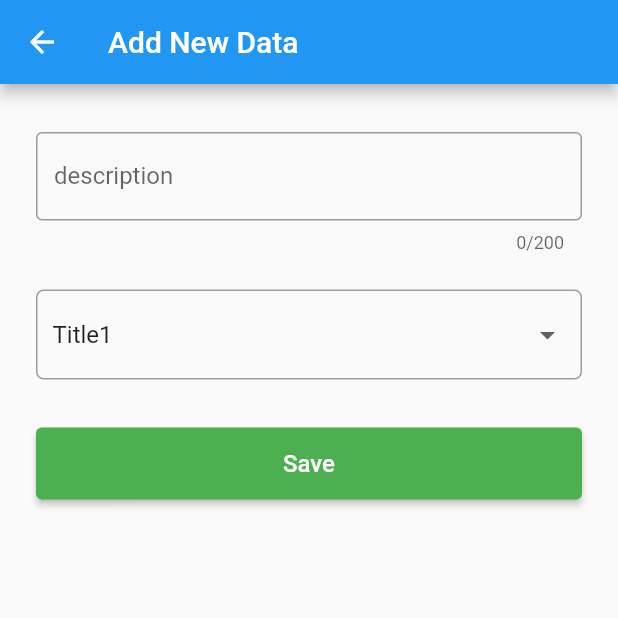
After one commit to refinerydev/flutter_application_crud, a Flutter app: the TestComponent screen opened by its route, after a tap on "Save", on a phone screen of 412 x 824 dp, the top half of it. The commit adds this screen. Run offline on Flutter 3.47's test engine with Material 2 defaults, Android fonts, the phone set to English and light mode, and no system bars; network calls fail.

Commit message:
add: dropdown menu

```diff
--- /dev/null
+++ b/lib/components/dropdown_widget.dart
@@ -0,0 +1,34 @@
+import 'package:flutter/material.dart';
+
+class DropdownMenu extends StatefulWidget {
+  final List<String> menuItem;
+  final Function(String) onAnswer;
+
+  DropdownMenu({Key? key, required this.menuItem, required this.onAnswer})
+      : super(key: key);
+
+  @override
+  _DropdownMenuState createState() => _DropdownMenuState();
+}
+
+class _DropdownMenuState extends State<DropdownMenu> {
+  @override
+  Widget build(BuildContext context) {
+    return DropdownButtonHideUnderline(
+      child: DropdownButton(
+        value: widget.menuItem[0],
+        onChanged: (answerValue) {
+          widget.onAnswer(answerValue.toString());
+        },
+        items: widget.menuItem.map(
+          (e) {
+            return DropdownMenuItem(
+              value: e,
+              child: Text(e),
+            );
+          },
+        ).toList(),
+      ),
+    );
+  }
+}
--- a/lib/dashboard_screen.dart
+++ b/lib/dashboard_screen.dart
@@ -39,7 +39,11 @@ class DashboardScreen extends StatelessWidget {
                   ],
                 ),
               ),
-              Container(
+              GestureDetector(
+                onTap: () {
+                  Navigator.pushNamed(context, '/test');
+                },
+                child: Container(
                   height: 142.0,
                   width: 142.0,
                   margin: EdgeInsets.all(4.0),
@@ -53,19 +57,20 @@ class DashboardScreen extends StatelessWidget {
                     mainAxisAlignment: MainAxisAlignment.center,
                     children: [
                       Icon(
-                      Icons.list_alt,
+                        Icons.widgets,
                         size: 64.0,
                         color: Colors.white,
                       ),
                       Text(
-                      'Data',
+                        'Component',
                         style: TextStyle(
                           fontSize: 16.0,
                           fontWeight: FontWeight.w300,
                           color: Colors.white,
                         ),
-                    )
+                      ),
                     ],
+                  ),
                 ),
               ),
             ],
--- a/lib/main.dart
+++ b/lib/main.dart
@@ -14,6 +14,7 @@ class MyApp extends StatelessWidget {
       routes: {
         '/': (context) => MainScreen(),
         '/add': (context) => AddScreen(),
+        '/test': (context) => TestComponent(),
       },
     );
   }
--- a/lib/screen.dart
+++ b/lib/screen.dart
@@ -1,6 +1,7 @@
 import 'dart:convert';
 
 import 'package:flutter/material.dart';
+import 'package:flutter_application_crud/components/dropdown_widget.dart';
 import 'package:http/http.dart' as http;
 
 part 'main_screen.dart';
@@ -8,3 +9,4 @@ part 'dashboard_screen.dart';
 part 'data_screen.dart';
 part 'add_screen.dart';
 part 'edit_screen.dart';
+part 'test_component.dart';
--- /dev/null
+++ b/lib/test_component.dart
@@ -0,0 +1,147 @@
+part of 'screen.dart';
+
+class TestComponent extends StatefulWidget {
+  @override
+  _TestComponentState createState() => _TestComponentState();
+}
+
+class _TestComponentState extends State<TestComponent> {
+  List<String> menuItem = ['Title1', 'Title2', 'Title3'];
+
+  TextEditingController descriptionController = TextEditingController();
+  String? title;
+
+  Future<bool> postData(String title, String description) async {
+    var uri = Uri.parse('http://localhost/crudserver/create.php');
+
+    var req = http.MultipartRequest(
+      'POST',
+      uri,
+    );
+
+    req.fields['title'] = title.toString();
+    req.fields['description'] = description.toString();
+
+    var res = await req.send();
+
+    if (res.statusCode == 200) {
+      return true;
+    } else {
+      return false;
+    }
+  }
+
+  @override
+  Widget build(BuildContext context) {
+    Widget titleDropdownMenu() {
+      return Container(
+        margin: EdgeInsets.only(top: 24.0),
+        width: double.infinity,
+        height: 60,
+        padding: EdgeInsets.all(10.0),
+        decoration: ShapeDecoration(
+          shape: RoundedRectangleBorder(
+            side: BorderSide(width: 1.0, color: Colors.grey),
+            borderRadius: BorderRadius.all(
+              Radius.circular(5.0),
+            ),
+          ),
+        ),
+        child: DropdownMenu(
+          menuItem: menuItem,
+          onAnswer: (ans) {
+            setState(() {
+              title = ans;
+              print(title);
+            });
+          },
+        ),
+      );
+    }
+
+    Widget descriptionFormInput() {
+      return Container(
+        margin: EdgeInsets.only(top: 24.0),
+        child: TextFormField(
+          controller: descriptionController,
+          keyboardType: TextInputType.multiline,
+          textInputAction: TextInputAction.newline,
+          minLines: 1,
+          maxLines: 5,
+          maxLength: 200,
+          decoration: InputDecoration(
+            labelText: 'description',
+            border: OutlineInputBorder(),
+          ),
+        ),
+      );
+    }
+
+    Widget submitButton() {
+      return Container(
+        margin: EdgeInsets.only(top: 32.0),
+        height: 48.0,
+        width: double.infinity,
+        child: ElevatedButton(
+          onPressed: () async {
+            var ok = await postData(
+              title.toString(),
+              descriptionController.text,
+            );
+
+            if (!ok) {
+              ScaffoldMessenger.of(context).showSnackBar(
+                SnackBar(
+                  backgroundColor: Colors.red,
+                  content: Text(
+                    'Failed',
+                    textAlign: TextAlign.center,
+                  ),
+                ),
+              );
+            } else {
+              ScaffoldMessenger.of(context).showSnackBar(
+                SnackBar(
+                  backgroundColor: Colors.green,
+                  content: Text(
+                    'Success',
+                    textAlign: TextAlign.center,
+                  ),
+                ),
+              );
+            }
+          },
+          style: ElevatedButton.styleFrom(
+            primary: Colors.green,
+          ),
+          child: Text(
+            'Save',
+            style: TextStyle(fontSize: 16.0),
+          ),
+        ),
+      );
+    }
+
+    return Scaffold(
+      appBar: AppBar(
+        title: Text('Add New Data'),
+        leading: IconButton(
+          onPressed: () {
+            Navigator.pop(context);
+          },
+          icon: Icon(Icons.arrow_back),
+        ),
+      ),
+      body: Container(
+        margin: EdgeInsets.fromLTRB(24.0, 8.0, 24.0, 8.0),
+        child: Column(
+          children: [
+            descriptionFormInput(),
+            titleDropdownMenu(),
+            submitButton(),
+          ],
+        ),
+      ),
+    );
+  }
+}
```
Lines whose indentation alone changed are shown as unchanged.
